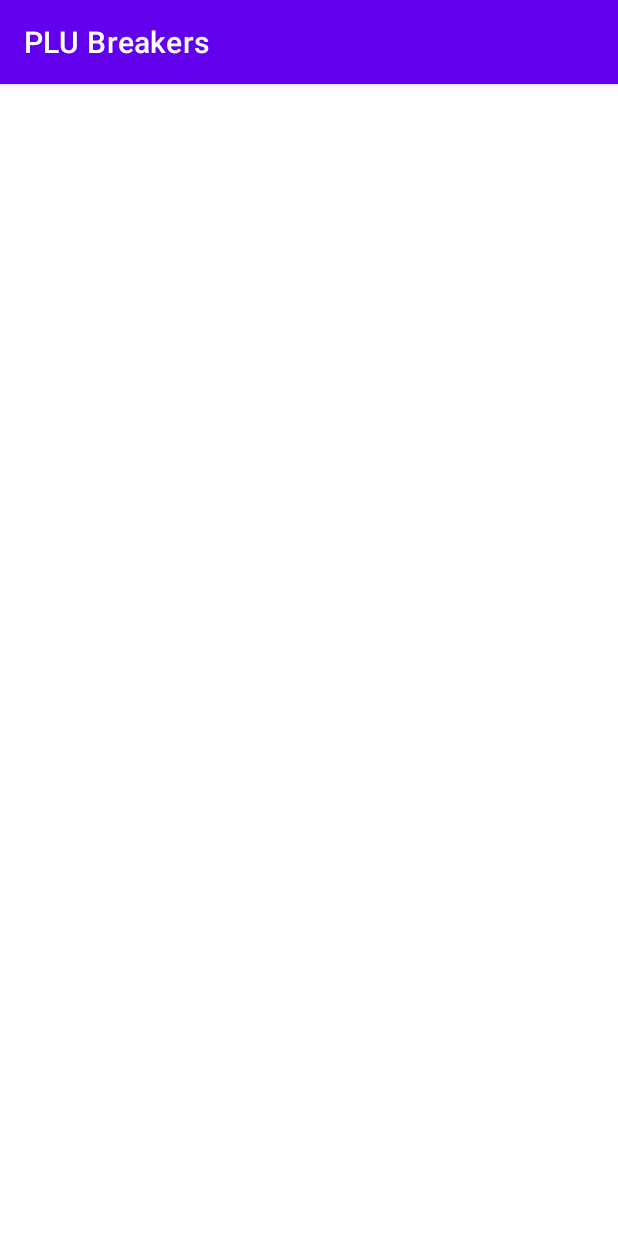
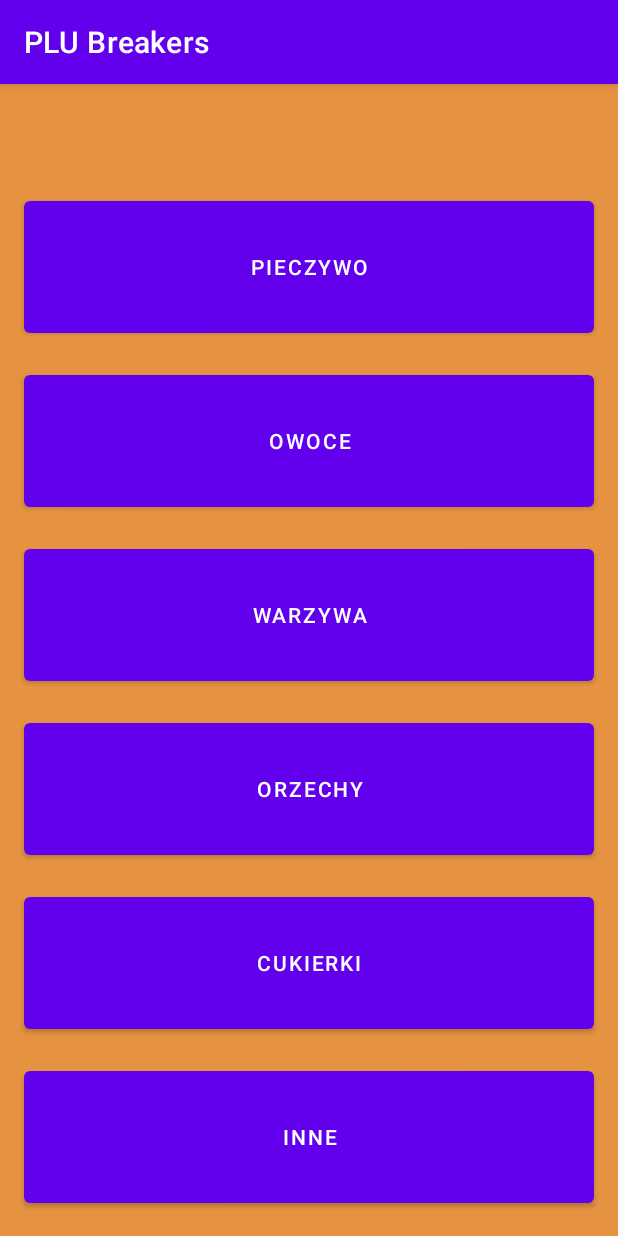
Before and after one commit to LukaszKruszynski/plubreakers, an Android app: the screen it shows after launch (CodeFinderActivity before the commit, CodeFinderActivityMain after it), after a tap on "KODY", on a phone screen of 412 x 824 dp. Run offline under Robolectric (Android 15) with nearby library versions, the phone set to English and light mode, and no system bars.

Commit message:
CodeFinder init implementation

```diff
--- a/app/src/main/java/com/kruszynski/plubreakers/MainActivity.java
+++ b/app/src/main/java/com/kruszynski/plubreakers/MainActivity.java
@@ -8,7 +8,7 @@ import android.widget.ImageButton;
 
 import androidx.appcompat.app.AppCompatActivity;
 
-import com.kruszynski.plubreakers.codefinder.activity.CodeFinderActivity;
+import com.kruszynski.plubreakers.codefinder.main.CodeFinderActivityMain;
 import com.kruszynski.plubreakers.codetest.activity.TestConfigActivity;
 
 import java.lang.reflect.Field;
@@ -36,7 +36,7 @@ public class MainActivity extends AppCompatActivity {
             startActivity(new Intent(getApplicationContext(), TestConfigActivity.class));
         });
         codesBt.setOnClickListener(l -> {
-            startActivity(new Intent(getApplicationContext(), CodeFinderActivity.class));
+            startActivity(new Intent(getApplicationContext(), CodeFinderActivityMain.class));
         });
     }
     private void setBiggerSizeBlob() {
--- /dev/null
+++ b/app/src/main/java/com/kruszynski/plubreakers/codefinder/main/CodeFinderActivityMain.java
@@ -0,0 +1,103 @@
+package com.kruszynski.plubreakers.codefinder.main;
+
+import android.content.Intent;
+import android.os.Bundle;
+import android.view.View;
+import android.widget.Button;
+
+import androidx.appcompat.app.AppCompatActivity;
+
+import com.kruszynski.plubreakers.R;
+import com.kruszynski.plubreakers.codefinder.baked.CodeFinderBakedActivity;
+import com.kruszynski.plubreakers.codefinder.candies.CodeFinderCandiesActivity;
+import com.kruszynski.plubreakers.codefinder.fruits.CodeFinderFruitsActivity;
+import com.kruszynski.plubreakers.codefinder.nuts.CodeFinderNutsActivity;
+import com.kruszynski.plubreakers.codefinder.others.CodeFinderOthersActivity;
+import com.kruszynski.plubreakers.codefinder.vegetables.CodeFinderVegetablesActivity;
+
+public class CodeFinderActivityMain extends AppCompatActivity {
+
+    private Button bakedBt;
+    private Button fruitsBt;
+    private Button vegetablesBt;
+    private Button nutsBt;
+    private Button candiesBt;
+    private Button othersBt;
+
+
+    @Override
+    protected void onCreate(Bundle savedInstanceState) {
+        super.onCreate(savedInstanceState);
+        setContentView(R.layout.activity_code_finder_main);
+        initComponents();
+        initComponentsBehavior();
+    }
+
+    private void initComponents() {
+        bakedBt = findViewById(R.id.baked_finder_bt);
+        fruitsBt = findViewById(R.id.fruit_finder_bt);
+        vegetablesBt = findViewById(R.id.vegetables_sw);
+        nutsBt = findViewById(R.id.nuts_finder_bt);
+        candiesBt = findViewById(R.id.candies_finder_bt);
+        othersBt = findViewById(R.id.other_finder_bt);
+    }
+
+    private void initComponentsBehavior() {
+
+
+    }
+
+    private void initBakedBtBehavior() {
+        bakedBt.setOnClickListener(new View.OnClickListener() {
+            @Override
+            public void onClick(View v) {
+                startActivity(new Intent(getApplicationContext(), CodeFinderBakedActivity.class));
+            }
+        });
+    }
+
+    private void initFruitsBtBehavior() {
+        fruitsBt.setOnClickListener(new View.OnClickListener() {
+            @Override
+            public void onClick(View v) {
+                startActivity(new Intent(getApplicationContext(), CodeFinderFruitsActivity.class));
+            }
+        });
+    }
+
+    private void initVegetablesBtBehavior() {
+        vegetablesBt.setOnClickListener(new View.OnClickListener() {
+            @Override
+            public void onClick(View v) {
+                startActivity(new Intent(getApplicationContext(), CodeFinderVegetablesActivity.class));
+            }
+        });
+    }
+
+    private void initNutsBtBehavior() {
+        nutsBt.setOnClickListener(new View.OnClickListener() {
+            @Override
+            public void onClick(View v) {
+                startActivity(new Intent(getApplicationContext(), CodeFinderNutsActivity.class));
+            }
+        });
+    }
+
+    private void initCandiesBtBehavior() {
+        candiesBt.setOnClickListener(new View.OnClickListener() {
+            @Override
+            public void onClick(View v) {
+                startActivity(new Intent(getApplicationContext(), CodeFinderCandiesActivity.class));
+            }
+        });
+    }
+
+    private void initOthersBtBehavior() {
+        othersBt.setOnClickListener(new View.OnClickListener() {
+            @Override
+            public void onClick(View v) {
+                startActivity(new Intent(getApplicationContext(), CodeFinderOthersActivity.class));
+            }
+        });
+    }
+}
--- a/app/src/main/java/com/kruszynski/plubreakers/codefinder/activity/CodeFinderActivity.java
+++ b/app/src/main/java/com/kruszynski/plubreakers/codefinder/others/CodeFinderOthersActivity.java
@@ -1,4 +1,4 @@
-package com.kruszynski.plubreakers.codefinder.activity;
+package com.kruszynski.plubreakers.codefinder.others;
 
 import android.os.Bundle;
 
@@ -6,12 +6,11 @@ import androidx.appcompat.app.AppCompatActivity;
 
 import com.kruszynski.plubreakers.R;
 
-public class CodeFinderActivity extends AppCompatActivity {
+public class CodeFinderOthersActivity extends AppCompatActivity {
 
     @Override
     protected void onCreate(Bundle savedInstanceState) {
         super.onCreate(savedInstanceState);
-        setContentView(R.layout.activity_code_finder);
+        setContentView(R.layout.activity_code_finder_others);
     }
-
 }
--- a/app/src/main/res/layout/activity_code_finder.xml
+++ b/app/src/main/res/layout/activity_code_finder_fruits.xml
@@ -4,6 +4,6 @@
     xmlns:tools="http://schemas.android.com/tools"
     android:layout_width="match_parent"
     android:layout_height="match_parent"
-    tools:context=".codefinder.activity.CodeFinderActivity">
+    tools:context=".codefinder.fruits.CodeFinderFruitsActivity">
 
 </androidx.constraintlayout.widget.ConstraintLayout>
--- /dev/null
+++ b/app/src/main/res/layout/activity_code_finder_main.xml
@@ -0,0 +1,71 @@
+<?xml version="1.0" encoding="utf-8"?>
+<androidx.constraintlayout.widget.ConstraintLayout xmlns:android="http://schemas.android.com/apk/res/android"
+    xmlns:app="http://schemas.android.com/apk/res-auto"
+    xmlns:tools="http://schemas.android.com/tools"
+    android:layout_width="match_parent"
+    android:layout_height="match_parent"
+    android:background="#E69341"
+    tools:context=".codefinder.main.CodeFinderActivityMain">
+
+    <Button
+        android:id="@+id/baked_finder_bt"
+        android:layout_width="match_parent"
+        android:layout_height="100dp"
+        android:layout_margin="16dp"
+        android:text="@string/baked"
+        app:layout_constraintBottom_toTopOf="@+id/fruit_finder_bt"
+        app:layout_constraintEnd_toEndOf="parent"
+        app:layout_constraintHorizontal_bias="0.498"
+        app:layout_constraintStart_toStartOf="parent" />
+
+    <Button
+        android:id="@+id/fruit_finder_bt"
+        android:layout_width="match_parent"
+        android:layout_height="100dp"
+        android:layout_margin="16dp"
+        android:text="@string/fruits"
+        app:layout_constraintBottom_toTopOf="@+id/vegetables_finder_bt"
+        app:layout_constraintEnd_toEndOf="parent"
+        app:layout_constraintHorizontal_bias="0.0"
+        app:layout_constraintStart_toStartOf="parent" />
+
+    <Button
+        android:id="@+id/vegetables_finder_bt"
+        android:layout_width="match_parent"
+        android:layout_height="100dp"
+        android:layout_margin="16dp"
+        android:text="@string/vegetables"
+        app:layout_constraintBottom_toTopOf="@+id/nuts_finder_bt"
+        app:layout_constraintEnd_toEndOf="parent"
+        app:layout_constraintHorizontal_bias="0.0"
+        app:layout_constraintStart_toStartOf="parent" />
+
+    <Button
+        android:id="@+id/candies_finder_bt"
+        android:layout_width="match_parent"
+        android:layout_height="100dp"
+        android:layout_margin="16dp"
+        android:text="@string/candies"
+        app:layout_constraintBottom_toTopOf="@+id/other_finder_bt"
+        app:layout_constraintEnd_toEndOf="parent"
+        app:layout_constraintHorizontal_bias="0.0"
+        app:layout_constraintStart_toStartOf="parent" />
+
+    <Button
+        android:id="@+id/nuts_finder_bt"
+        android:layout_width="match_parent"
+        android:layout_height="100dp"
+        android:layout_margin="16dp"
+        android:text="@string/nuts"
+        app:layout_constraintBottom_toTopOf="@+id/candies_finder_bt"
+        tools:layout_editor_absoluteX="16dp" />
+
+    <Button
+        android:id="@+id/other_finder_bt"
+        android:layout_width="match_parent"
+        android:layout_height="100dp"
+        android:layout_margin="16dp"
+        android:text="@string/others"
+        app:layout_constraintBottom_toBottomOf="parent"
+        tools:layout_editor_absoluteX="16dp" />
+</androidx.constraintlayout.widget.ConstraintLayout>
--- a/app/src/main/res/values/strings.xml
+++ b/app/src/main/res/values/strings.xml
@@ -14,6 +14,8 @@
     <string name="baked">Pieczywo</string>
     <string name="bread">Chleb</string>
     <string name="rolls">Bułki</string>
+    <string name="nuts">Orzechy</string>
+    <string name="others">Inne</string>
     <string name="snacks_sweet">Przekąski słodkie</string>
     <string name="snacks_salty">Przekąski słone</string>
     <string name="donats">Pączki</string>
@@ -27,7 +29,7 @@
     <string name="entered_code_description">Wpisany</string>
     <string name="empty_count_codes_test_toast">Wpisz liczbę kodów!</string>
     <string name="incorrect_count_codes_test_toast">Niepoprawna liczba kodów!(1-50)</string>
-    <string name="good_luck_info_test_config">Na każdą odpowiedz masz 2 sekundy. Powodzenia!</string>
+    <string name="good_luck_info_test_config">Na każdą odpowiedz masz 3 sekundy. Powodzenia!</string>
     <string name="choose_area_info_test_config">Wybierz obszar kodów.</string>
 
 </resources>
```
Also changed, not shown: app/src/main/AndroidManifest.xml (+23 -5 lines), app/src/main/java/com/kruszynski/plubreakers/codefinder/baked/CodeFinderBakedActivity.java (added, +16 -0 lines), app/src/main/java/com/kruszynski/plubreakers/codefinder/candies/CodeFinderCandiesActivity.java (added, +16 -0 lines), app/src/main/java/com/kruszynski/plubreakers/codefinder/fruits/CodeFinderFruitsActivity.java (added, +16 -0 lines), app/src/main/java/com/kruszynski/plubreakers/codefinder/nuts/CodeFinderNutsActivity.java (added, +16 -0 lines), app/src/main/java/com/kruszynski/plubreakers/codefinder/vegetables/CodeFinderVegetablesActivity.java (added, +16 -0 lines), app/src/main/res/layout/activity_code_finder_baked.xml (added, +9 -0 lines), app/src/main/res/layout/activity_code_finder_candies.xml (added, +9 -0 lines), app/src/main/res/layout/activity_code_finder_nuts.xml (added, +9 -0 lines), app/src/main/res/layout/activity_code_finder_others.xml (added, +9 -0 lines), app/src/main/res/layout/activity_code_finder_vegetables.xml (added, +9 -0 lines), app/src/main/res/values/styles.xml (added, +17 -0 lines).
